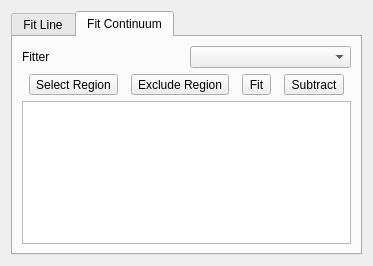
First picture: the form in pyspeckit_viewer/control_panel.ui, repository glue-viz/glue-pyspeckit-plugin, before the edit.
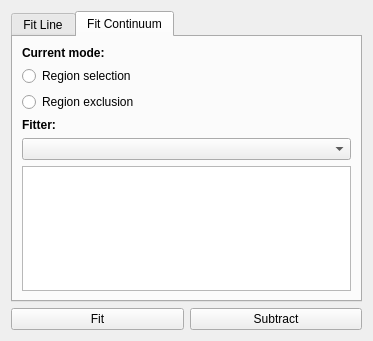
Second picture: the form after the edit. The open tabs and pages were chosen to show the change.

Commit message: Added radio buttons for modes

Patch:
```diff
--- a/pyspeckit_viewer/control_panel.ui
+++ b/pyspeckit_viewer/control_panel.ui
@@ -7,14 +7,14 @@
     <x>0</x>
     <y>0</y>
     <width>373</width>
-    <height>266</height>
+    <height>341</height>
    </rect>
   </property>
   <property name="windowTitle">
    <string>Form</string>
   </property>
-  <layout class="QGridLayout" name="gridlayout">
-   <item row="0" column="0">
+  <layout class="QGridLayout" name="gridLayout">
+   <item row="0" column="1">
     <widget class="QTabWidget" name="tab_mode">
      <property name="currentIndex">
       <number>0</number>
@@ -77,68 +77,75 @@
       <attribute name="title">
        <string>Fit Continuum</string>
       </attribute>
-      <layout class="QGridLayout" name="gridLayout_2">
-       <item row="0" column="0">
-        <widget class="QLabel" name="label">
+      <layout class="QGridLayout" name="gridLayout_4">
+       <item row="4" column="0">
+        <widget class="QLabel" name="label_2">
+         <property name="font">
+          <font>
+           <weight>75</weight>
+           <bold>true</bold>
+          </font>
+         </property>
          <property name="text">
-          <string>Fitter</string>
+          <string>Fitter:</string>
          </property>
         </widget>
        </item>
-       <item row="0" column="1">
-        <widget class="QComboBox" name="combo_continuum_fitter"/>
+       <item row="1" column="0">
+        <widget class="QLabel" name="label_3">
+         <property name="font">
+          <font>
+           <weight>75</weight>
+           <bold>true</bold>
+          </font>
+         </property>
+         <property name="text">
+          <string>Current mode:</string>
+         </property>
+        </widget>
        </item>
-       <item row="5" column="0" colspan="2">
-        <widget class="QTextEdit" name="textEdit"/>
+       <item row="5" column="0">
+        <widget class="QComboBox" name="radio_cont_fitter"/>
        </item>
-       <item row="3" column="0" colspan="2">
-        <layout class="QHBoxLayout" name="horizontalLayout">
-         <item>
-          <widget class="QToolButton" name="button_continuum_select">
-           <property name="text">
-            <string>Select Region</string>
-           </property>
-           <property name="checkable">
-            <bool>true</bool>
-           </property>
-          </widget>
-         </item>
-         <item>
-          <widget class="QToolButton" name="button_continuum_exclude">
-           <property name="text">
-            <string>Exclude Region</string>
-           </property>
-           <property name="checkable">
-            <bool>true</bool>
-           </property>
-          </widget>
-         </item>
-         <item>
-          <widget class="QToolButton" name="button_continuum_fit">
-           <property name="text">
-            <string>Fit</string>
-           </property>
-           <property name="checkable">
-            <bool>true</bool>
-           </property>
-          </widget>
-         </item>
-         <item>
-          <widget class="QToolButton" name="button_continuum_subtract">
-           <property name="text">
-            <string>Subtract</string>
-           </property>
-           <property name="checkable">
-            <bool>true</bool>
-           </property>
-          </widget>
-         </item>
-        </layout>
+       <item row="2" column="0">
+        <widget class="QRadioButton" name="radio_cont_selection">
+         <property name="text">
+          <string>Region selection</string>
+         </property>
+        </widget>
+       </item>
+       <item row="6" column="0">
+        <widget class="QTextEdit" name="textEdit_2"/>
+       </item>
+       <item row="3" column="0">
+        <widget class="QRadioButton" name="radio_cont_exclusion">
+         <property name="text">
+          <string>Region exclusion</string>
+         </property>
+        </widget>
        </item>
       </layout>
      </widget>
     </widget>
    </item>
+   <item row="2" column="1">
+    <layout class="QHBoxLayout" name="horizontalLayout">
+     <item>
+      <widget class="QPushButton" name="button_fit">
+       <property name="text">
+        <string>Fit</string>
+       </property>
+      </widget>
+     </item>
+     <item>
+      <widget class="QPushButton" name="button_subtract">
+       <property name="text">
+        <string>Subtract</string>
+       </property>
+      </widget>
+     </item>
+    </layout>
+   </item>
   </layout>
  </widget>
  <resources/>
```
Left out of the diff: 77 changed lines with no effect on the pictures. The commit also changes 1 other file.
